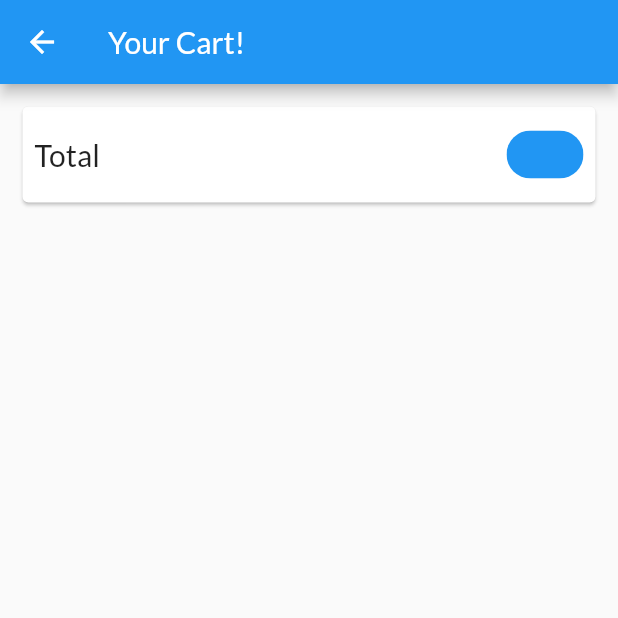
After one commit to garima-pachori/ShopApp, a Flutter app: the CartScreen screen opened by its route, on a phone screen of 412 x 824 dp, the top half of it. The commit adds this screen. Run offline on Flutter 3.47's test engine with Material 2 defaults, Android fonts, the phone set to English and light mode, and no system bars; network calls fail.

Commit message:
added cart screen

```diff
--- a/lib/Providers/cart.dart
+++ b/lib/Providers/cart.dart
@@ -22,7 +22,15 @@ class Cart with ChangeNotifier{
     }
 
     int get itemCount{
-      return _items==null ? 0: _items.length;
+      return  _items.length;
+    }
+
+    double get totalAmount{
+      var total=0.0;
+      _items.forEach((key, CartItem) {
+          total += CartItem.price*CartItem.quantity;
+      });
+      return total;
     }
 
     void addItem(
@@ -53,5 +61,6 @@ class Cart with ChangeNotifier{
             )
           );
         }
+        notifyListeners();
     }
 }
--- a/lib/main.dart
+++ b/lib/main.dart
@@ -1,6 +1,7 @@
 import 'package:flutter/material.dart';
 import 'package:provider/provider.dart';
 import 'package:shop_app/screens/User_Products.dart';
+import 'package:shop_app/screens/cart_screen.dart';
 import 'package:shop_app/screens/product_detail_screen.dart';
 import 'package:shop_app/screens/product_overview_screen.dart';
 import './Providers/Products.dart';
@@ -47,7 +48,7 @@ class MyApp extends StatelessWidget {
         home:  ProductOverviewScreen(),
         routes: {
           ProductDetailScreen.routeName: (ctx) => ProductDetailScreen(),
-
+          CartScreen.RouteName: (ctx) => CartScreen(),
           UserProductScreen.routeName: (ctx) => UserProductScreen(),
         },
       ),
--- /dev/null
+++ b/lib/screens/cart_screen.dart
@@ -0,0 +1,53 @@
+import 'package:flutter/material.dart';
+import 'package:flutter/src/widgets/framework.dart';
+import 'package:flutter/src/widgets/placeholder.dart';
+import 'package:provider/provider.dart';
+import 'package:shop_app/Providers/cart.dart';
+
+class CartScreen extends StatelessWidget {
+
+  static const RouteName='/cart';
+
+  const CartScreen({super.key});
+
+  @override
+  Widget build(BuildContext context) {
+    final cart=Provider.of<Cart>(context);
+    return Scaffold(
+      appBar: AppBar(
+        title: const Text('Your Cart!'),
+      ),
+      body: Column(
+        children: <Widget>[
+            Card(
+              margin: EdgeInsets.all(15),
+              child: Padding(
+                padding: EdgeInsets.all(8),
+                child: Row(
+                  mainAxisAlignment: MainAxisAlignment.spaceBetween,
+                  children: <Widget>[
+                    const Text(
+                      'Total',
+                      style: TextStyle(
+                        fontSize: 20
+                      ),
+                    ),
+                    const SizedBox(width: 10,),
+                    Chip(
+                      label: Text(
+                        '\$${cart.totalAmount}',
+                        style: TextStyle(
+                          color: Theme.of(context).primaryColor
+                        ),
+                      ),
+                      backgroundColor: Theme.of(context).primaryColor,
+                    )
+                  ]
+                ),
+              ),
+            )
+        ],
+      ),
+    );
+  }
+}
--- a/lib/screens/product_overview_screen.dart
+++ b/lib/screens/product_overview_screen.dart
@@ -1,5 +1,6 @@
 import 'package:flutter/material.dart';
 import 'package:provider/provider.dart';
+import 'package:shop_app/screens/cart_screen.dart';
 import '../widgets/ProductsGrid.dart';
 import '../Providers/Products.dart';
 import '../Providers/cart.dart';
@@ -65,7 +66,9 @@ class _ProductOverviewScreenState extends State<ProductOverviewScreen> {
                     icon: const Icon(
                       Icons.shopping_cart
                       ),
-                    onPressed: () {  },
+                    onPressed: () {
+                      Navigator.of(context).pushNamed(CartScreen.RouteName);
+                     },
                 ),
               ),
           ],
```
